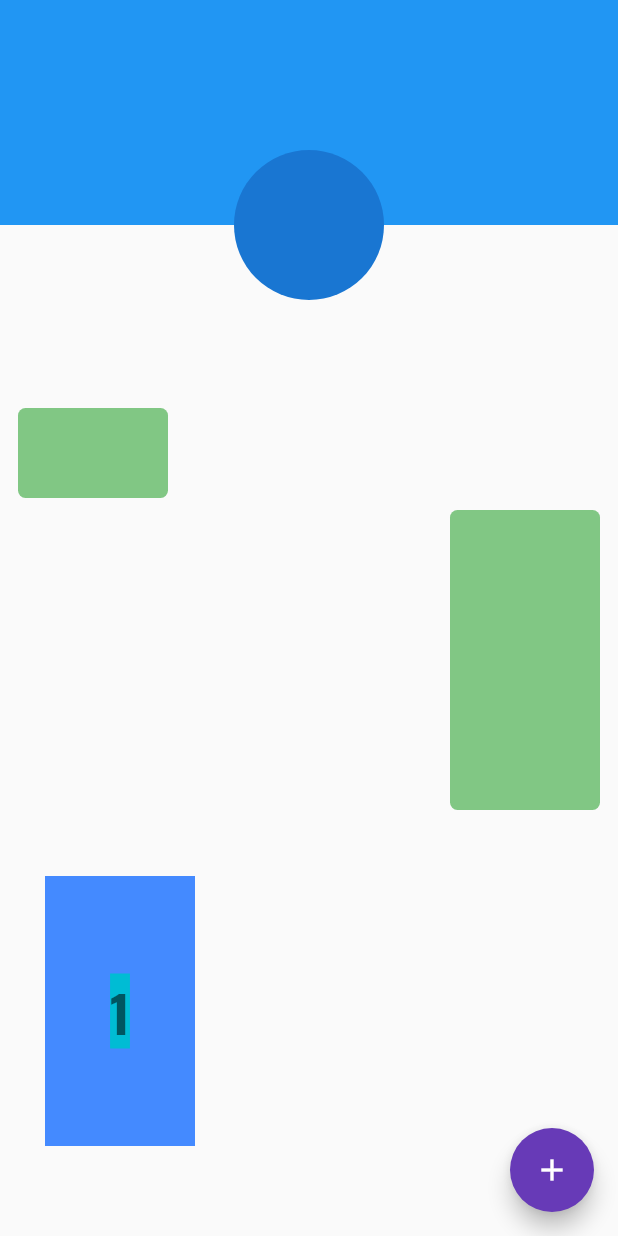
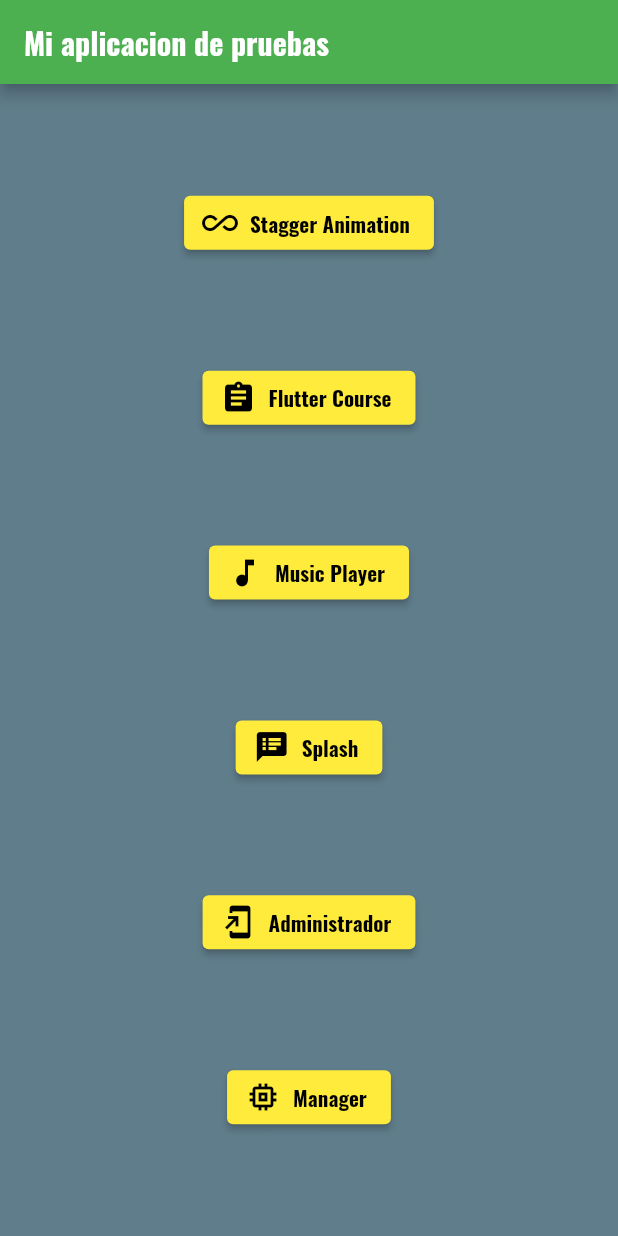
Before and after one commit to alfaodin/flutter_course, a Flutter app: the screen it shows after launch, on a phone screen of 412 x 824 dp. Run offline on Flutter 3.47's test engine with Material 2 defaults, Android fonts, the phone set to English and light mode, and no system bars; missing offline and left inert: fluttery, fluttery_audio.

Commit message:
Menu principal para mostrar las  diferentes practicas

```diff
--- a/lib/main.dart
+++ b/lib/main.dart
@@ -1,6 +1,7 @@
 import 'package:flutter/material.dart';
 import 'package:flutter/rendering.dart';
 import 'package:hello_world/pages/home.dart';
+import 'package:hello_world/pages/main_menu/main_menu.dart';
 import 'package:hello_world/pages/stagger/stagger_animation_page.dart';
 
 import 'dart:math';
@@ -57,9 +58,8 @@ class _MyAppState extends State<MyApp> {
       ),
       //home: Home(),
       routes: {
-        // '/': (BuildContext context) => AuthPage(),
-        '/': (BuildContext context) => StaggerPageAnimator(),
-
+        '/': (BuildContext context) => MainMenu(),
+        '/course': (BuildContext context) => AuthPage(),
         '/manager': (BuildContext context) =>
             ProductManager(_products, _addProduct, _deleteProduct),
         '/admin': (BuildContext context) => ProductAdmin(
--- /dev/null
+++ b/lib/pages/main_menu/main_menu.dart
@@ -0,0 +1,92 @@
+import 'package:flutter/cupertino.dart';
+import 'package:flutter/material.dart';
+import 'package:flutter/rendering.dart';
+
+class MainMenu extends StatelessWidget {
+  const MainMenu({Key key}) : super(key: key);
+
+  @override
+  Widget build(BuildContext context) {
+    return Container(
+      child: Scaffold(
+        appBar: AppBar(
+          title: const Text('Mi aplicacion de pruebas'),
+        ),
+        body: Container(
+          color: Colors.blueGrey,
+          constraints: BoxConstraints.expand(),
+          child: Column(
+            mainAxisAlignment: MainAxisAlignment.center,
+            crossAxisAlignment: CrossAxisAlignment.center,
+            mainAxisSize: MainAxisSize.max,
+            children: <Widget>[
+              Spacer(
+                flex: 2,
+              ),
+              RaisedButton.icon(
+                icon: Icon(Icons.all_inclusive),
+                label: Text('Stagger Animation'),
+                onPressed: () {
+                  Navigator.pushNamed(context, '/stagger');
+                },
+              ),
+              Spacer(
+                flex: 2,
+              ),
+              RaisedButton.icon(
+                icon: Icon(Icons.assignment),
+                label: Text('Flutter Course'),
+                onPressed: () {
+                  Navigator.pushNamed(context, '/course');
+                },
+              ),
+              Spacer(
+                flex: 2,
+              ),
+              RaisedButton.icon(
+                icon: Icon(Icons.music_note),
+                label: Text('Music Player'),
+                onPressed: () {
+                  Navigator.pushNamed(context, '/music');
+                },
+              ),
+              Spacer(
+                flex: 2,
+              ),
+              RaisedButton.icon(
+                icon: Icon(Icons.speaker_notes),
+                label: Text('Splash'),
+                onPressed: () {
+                  Navigator.pushNamed(context, '/splash');
+                },
+              ),
+              Spacer(
+                flex: 2,
+              ),
+              RaisedButton.icon(
+                icon: Icon(Icons.add_to_home_screen),
+                label: Text('Administrador'),
+                onPressed: () {
+                  Navigator.pushNamed(context, '/admin');
+                },
+              ),
+              Spacer(
+                flex: 2,
+              ),
+              RaisedButton.icon(
+                icon: Icon(Icons.memory),
+                label: Text('Manager'),
+                onPressed: () {
+                  Navigator.pushNamed(context, '/manager');
+                },
+              ),
+              Spacer(
+                flex: 2,
+              ),
+            ],
+          ),
+        ),
+      ),
+    );
+  }
+}
```
